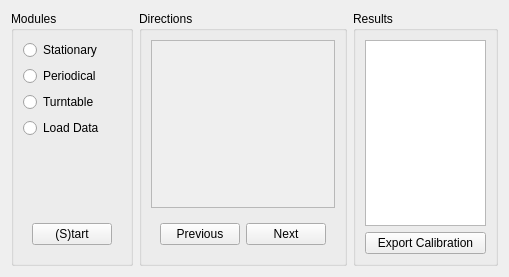
The window that tinyos-2.x/trunk/support/cpp/TestShimmer/src/CalibrationWidget.ui (baharev/szte-wsn-code) describes before a commit, drawn with Qt 5.
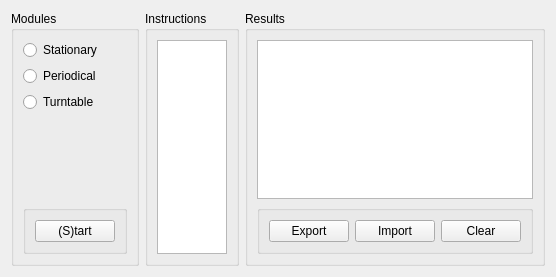
The same window after the commit.

Commit message: -move to atan2() from atan() -import button -clear button for cleaning the registry -load samples now loads cal data too -clear samples now reloads the old cal data -set registry cal data to 0 if empty -rot matrix is now saved to csv and loaded if possible -append dummy samples on lag

What changed in the file:
```diff
--- a/tinyos-2.x/trunk/support/cpp/TestShimmer/src/CalibrationWidget.ui
+++ b/tinyos-2.x/trunk/support/cpp/TestShimmer/src/CalibrationWidget.ui
@@ -16,7 +16,7 @@
   <property name="windowTitle">
    <string>Form</string>
   </property>
-  <layout class="QHBoxLayout" name="horizontalLayout_3">
+  <layout class="QHBoxLayout" name="horizontalLayout_3" stretch="0,1,1">
    <item>
     <widget class="QGroupBox" name="groupBox">
      <property name="title">
@@ -44,13 +44,6 @@
         </property>
        </widget>
       </item>
-      <item>
-       <widget class="QRadioButton" name="loadButton">
-        <property name="text">
-         <string>Load Data</string>
-        </property>
-       </widget>
-      </item>
       <item>
        <spacer name="verticalSpacer">
         <property name="orientation">
@@ -65,21 +58,11 @@
        </spacer>
       </item>
       <item>
-       <widget class="QWidget" name="widget" native="true">
-        <layout class="QHBoxLayout" name="horizontalLayout">
-         <item>
-          <spacer name="horizontalSpacer">
-           <property name="orientation">
-            <enum>Qt::Horizontal</enum>
-           </property>
-           <property name="sizeHint" stdset="0">
-            <size>
-             <width>40</width>
-             <height>20</height>
-            </size>
-           </property>
-          </spacer>
-         </item>
+       <widget class="QGroupBox" name="groupBox_5">
+        <property name="title">
+         <string/>
+        </property>
+        <layout class="QHBoxLayout" name="horizontalLayout_2">
          <item>
           <widget class="QPushButton" name="startButton">
            <property name="text">
@@ -90,19 +73,6 @@
            </property>
           </widget>
          </item>
-         <item>
-          <spacer name="horizontalSpacer_4">
-           <property name="orientation">
-            <enum>Qt::Horizontal</enum>
-           </property>
-           <property name="sizeHint" stdset="0">
-            <size>
-             <width>40</width>
-             <height>20</height>
-            </size>
-           </property>
-          </spacer>
-         </item>
         </layout>
        </widget>
       </item>
@@ -112,61 +82,11 @@
    <item>
     <widget class="QGroupBox" name="groupBox_2">
      <property name="title">
-      <string>Directions</string>
+      <string>Instructions</string>
      </property>
-     <layout class="QVBoxLayout" name="verticalLayout_2">
+     <layout class="QVBoxLayout" name="verticalLayout_2" stretch="0">
       <item>
-       <widget class="QPlainTextEdit" name="plainTextEdit">
-        <property name="enabled">
-         <bool>false</bool>
-        </property>
-       </widget>
-      </item>
-      <item>
-       <widget class="QWidget" name="widget_2" native="true">
-        <layout class="QHBoxLayout" name="horizontalLayout_2">
-         <item>
-          <spacer name="horizontalSpacer_2">
-           <property name="orientation">
-            <enum>Qt::Horizontal</enum>
-           </property>
-           <property name="sizeHint" stdset="0">
-            <size>
-             <width>40</width>
-             <height>20</height>
-            </size>
-           </property>
-          </spacer>
-         </item>
-         <item>
-          <widget class="QPushButton" name="pushButton_3">
-           <property name="text">
-            <string>Previous</string>
-           </property>
-          </widget>
-         </item>
-         <item>
-          <widget class="QPushButton" name="pushButton_2">
-           <property name="text">
-            <string>Next</string>
-           </property>
-          </widget>
-         </item>
-         <item>
-          <spacer name="horizontalSpacer_3">
-           <property name="orientation">
-            <enum>Qt::Horizontal</enum>
-           </property>
-           <property name="sizeHint" stdset="0">
-            <size>
-             <width>40</width>
-             <height>20</height>
-            </size>
-           </property>
-          </spacer>
-         </item>
-        </layout>
-       </widget>
+       <widget class="QTextEdit" name="instructionsText"/>
       </item>
      </layout>
     </widget>
@@ -184,10 +104,33 @@
        <widget class="QTextBrowser" name="calibrationResults"/>
       </item>
       <item>
-       <widget class="QPushButton" name="exportButton">
-        <property name="text">
-         <string>Export Calibration</string>
+       <widget class="QGroupBox" name="groupBox_4">
+        <property name="title">
+         <string/>
         </property>
+        <layout class="QHBoxLayout" name="horizontalLayout_5">
+         <item>
+          <widget class="QPushButton" name="exportButton">
+           <property name="text">
+            <string>Export</string>
+           </property>
+          </widget>
+         </item>
+         <item>
+          <widget class="QPushButton" name="importButton">
+           <property name="text">
+            <string>Import</string>
+           </property>
+          </widget>
+         </item>
+         <item>
+          <widget class="QPushButton" name="clearButton">
+           <property name="text">
+            <string>Clear</string>
+           </property>
+          </widget>
+         </item>
+        </layout>
        </widget>
       </item>
      </layout>
```
The commit also changes 7 other files.
